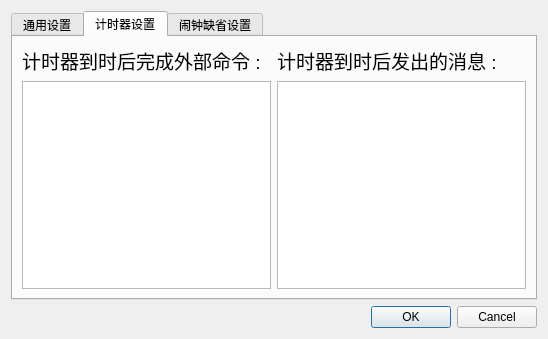
Above: Smallclock_Src/Smallclock_Gui/clock_setting_dialog.ui from 12345XuXin54321/Smallclock before the change. Below: the same form after it.
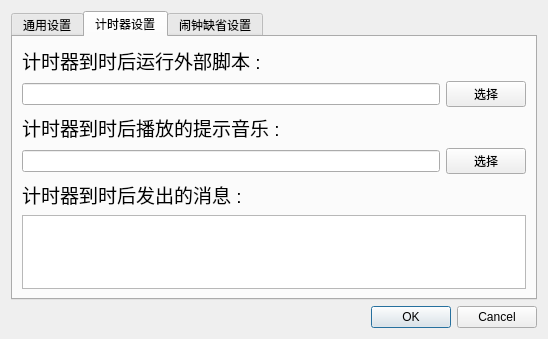
That is the form after the change. The open tabs and pages were chosen to show the change. Icons and pictures are not drawn.

Commit message: 1.删除notify的代码，改为调用库 2.运行命令改为调用脚本 3.添加提示音乐功能(仅完成添加音乐文件) 4.配置文件改为仅用config.in文件

The edit to the form file:
```diff
--- a/Smallclock_Src/Smallclock_Gui/clock_setting_dialog.ui
+++ b/Smallclock_Src/Smallclock_Gui/clock_setting_dialog.ui
@@ -71,20 +71,6 @@
        <string>计时器设置</string>
       </attribute>
       <layout class="QGridLayout" name="gridLayout_2">
-       <item row="1" column="0">
-        <widget class="QTextEdit" name="textEdit_timer_command">
-         <property name="lineWrapMode">
-          <enum>QTextEdit::NoWrap</enum>
-         </property>
-         <property name="html">
-          <string>&lt;!DOCTYPE HTML PUBLIC &quot;-//W3C//DTD HTML 4.0//EN&quot; &quot;http://www.w3.org/TR/REC-html40/strict.dtd&quot;&gt;
-&lt;html&gt;&lt;head&gt;&lt;meta name=&quot;qrichtext&quot; content=&quot;1&quot; /&gt;&lt;style type=&quot;text/css&quot;&gt;
-p, li { white-space: pre-wrap; }
-&lt;/style&gt;&lt;/head&gt;&lt;body style=&quot; font-family:'Ubuntu'; font-size:11pt; font-weight:400; font-style:normal;&quot;&gt;
-&lt;p style=&quot;-qt-paragraph-type:empty; margin-top:0px; margin-bottom:0px; margin-left:0px; margin-right:0px; -qt-block-indent:0; text-indent:0px;&quot;&gt;&lt;br /&gt;&lt;/p&gt;&lt;/body&gt;&lt;/html&gt;</string>
-         </property>
-        </widget>
-       </item>
        <item row="0" column="0">
         <widget class="QLabel" name="label_timer_command">
          <property name="font">
@@ -93,14 +79,26 @@
           </font>
          </property>
          <property name="text">
-          <string>计时器到时后完成外部命令 :</string>
+          <string>计时器到时后运行外部脚本 :</string>
          </property>
         </widget>
        </item>
-       <item row="1" column="1">
-        <widget class="QTextEdit" name="textEdit_timer_message"/>
+       <item row="1" column="0">
+        <widget class="QLineEdit" name="lineEdit_command_path"/>
        </item>
-       <item row="0" column="1">
+       <item row="2" column="0">
+        <widget class="QLabel" name="label_6">
+         <property name="font">
+          <font>
+           <pointsize>14</pointsize>
+          </font>
+         </property>
+         <property name="text">
+          <string>计时器到时后播放的提示音乐 :</string>
+         </property>
+        </widget>
+       </item>
+       <item row="4" column="0">
         <widget class="QLabel" name="label_timer_message">
          <property name="font">
           <font>
@@ -112,6 +110,26 @@
          </property>
         </widget>
        </item>
+       <item row="3" column="0">
+        <widget class="QLineEdit" name="lineEdit_music_path"/>
+       </item>
+       <item row="1" column="1">
+        <widget class="QPushButton" name="pushButton_choose_command">
+         <property name="text">
+          <string>选择</string>
+         </property>
+        </widget>
+       </item>
+       <item row="3" column="1">
+        <widget class="QPushButton" name="pushButton_choose_music">
+         <property name="text">
+          <string>选择</string>
+         </property>
+        </widget>
+       </item>
+       <item row="5" column="0" colspan="2">
+        <widget class="QTextEdit" name="textEdit_timer_message"/>
+       </item>
       </layout>
      </widget>
      <widget class="QWidget" name="tab_alarm_clock_setting">
```
Left out of the diff: 136 changed lines with no effect on the pictures. The commit also changes 20 other files.
